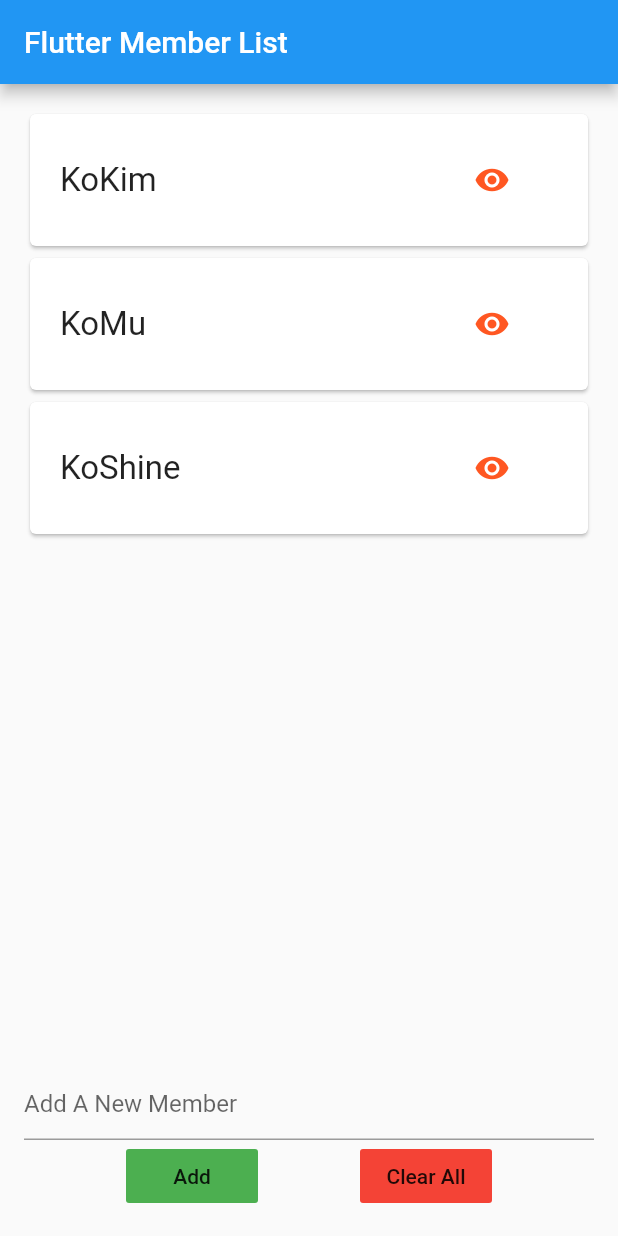
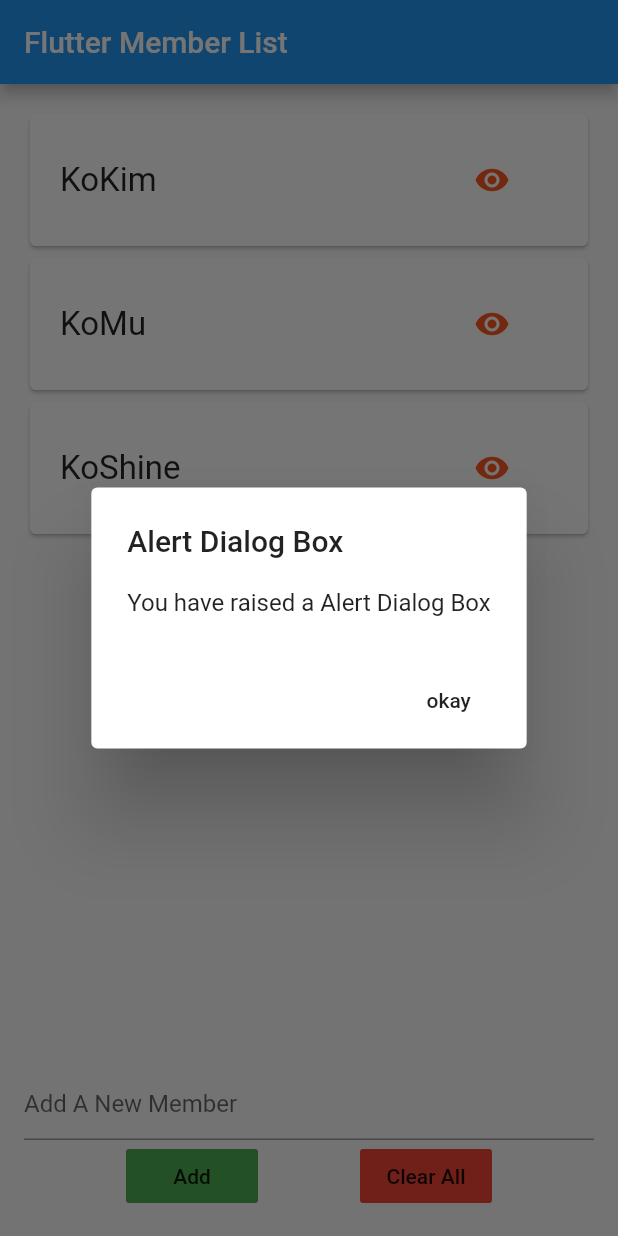
Before and after one commit to KoKim2020/flutter_playground, a Flutter app: the screen it shows after launch, after a tap on the "remove red eye" icon, on a phone screen of 412 x 824 dp. Run offline on Flutter 3.47's test engine with Material 2 defaults, Android fonts, the phone set to English and light mode, and no system bars.

Commit message:
alert box added

```diff
--- a/lib/widgets/member_list.dart
+++ b/lib/widgets/member_list.dart
@@ -22,7 +22,23 @@ class MemberList extends StatelessWidget {
                       style: TextStyle(fontSize: 22.0),
                     ),
                     FlatButton(
-                      onPressed: () {},
+                      onPressed: () {
+                        showDialog(
+                          context: context,
+                          builder: (ctx) => AlertDialog(
+                            title: Text("Alert Dialog Box"),
+                            content: Text("You have raised a Alert Dialog Box"),
+                            actions: <Widget>[
+                              FlatButton(
+                                onPressed: () {
+                                  Navigator.of(ctx).pop();
+                                },
+                                child: Text("okay"),
+                              ),
+                            ],
+                          ),
+                        );
+                      },
                       child: Icon(
                         Icons.remove_red_eye_rounded,
                         color: Colors.deepOrange,
```
